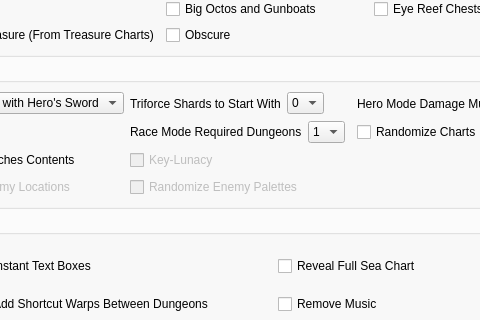
SuperDude88/TWWHD-Randomizer, file gui/mainwindow.ui: the form before one commit; both pictures show x 361 to 841 and y 262 to 582 of the 968 by 764 pixel window.
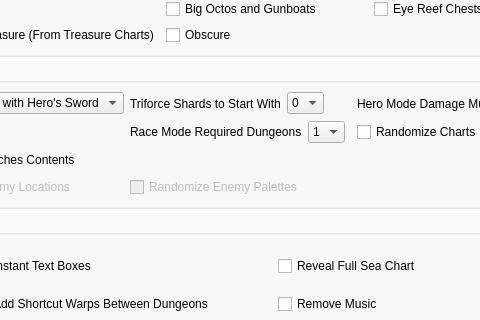
The form after the commit.

Commit message: Remove keylunacy references

```diff
--- a/gui/mainwindow.ui
+++ b/gui/mainwindow.ui
@@ -763,16 +763,6 @@
                  </property>
                 </widget>
                </item>
-               <item row="4" column="2">
-                <widget class="QCheckBox" name="keylunacy">
-                 <property name="enabled">
-                  <bool>false</bool>
-                 </property>
-                 <property name="text">
-                  <string>Key-Lunacy</string>
-                 </property>
-                </widget>
-               </item>
               </layout>
              </widget>
             </item>
```
The commit also changes 6 other files.
